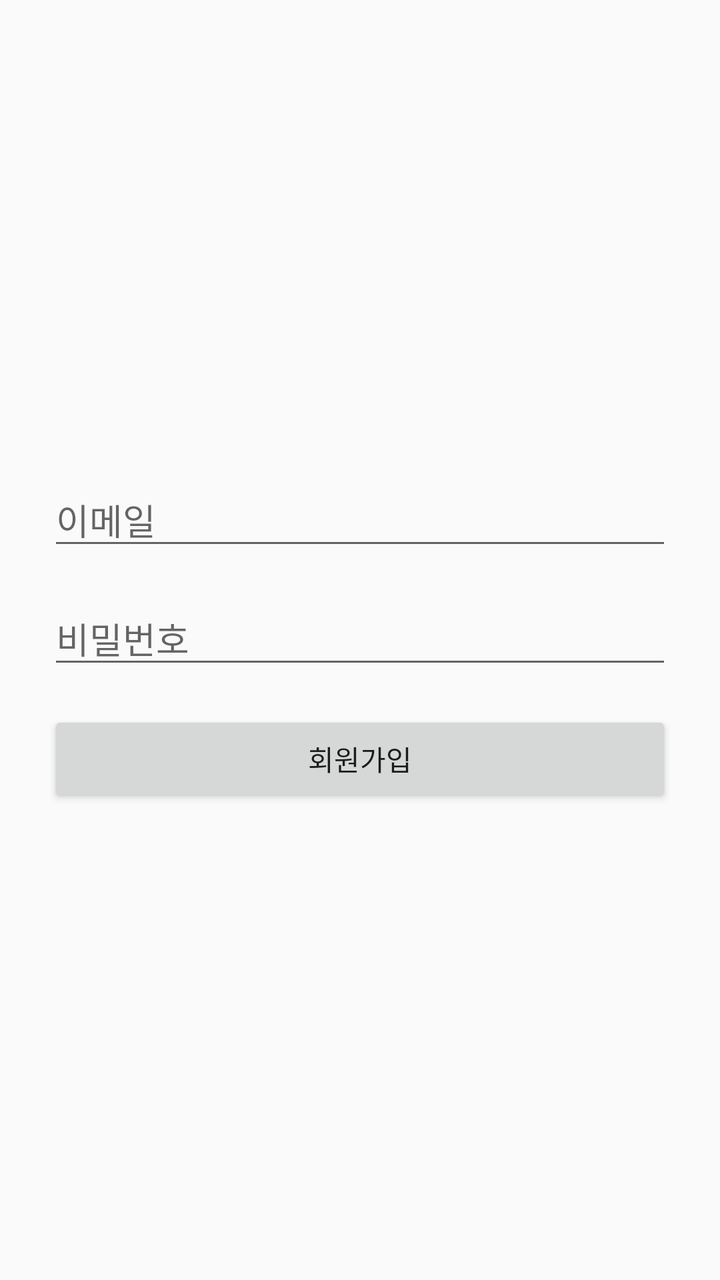
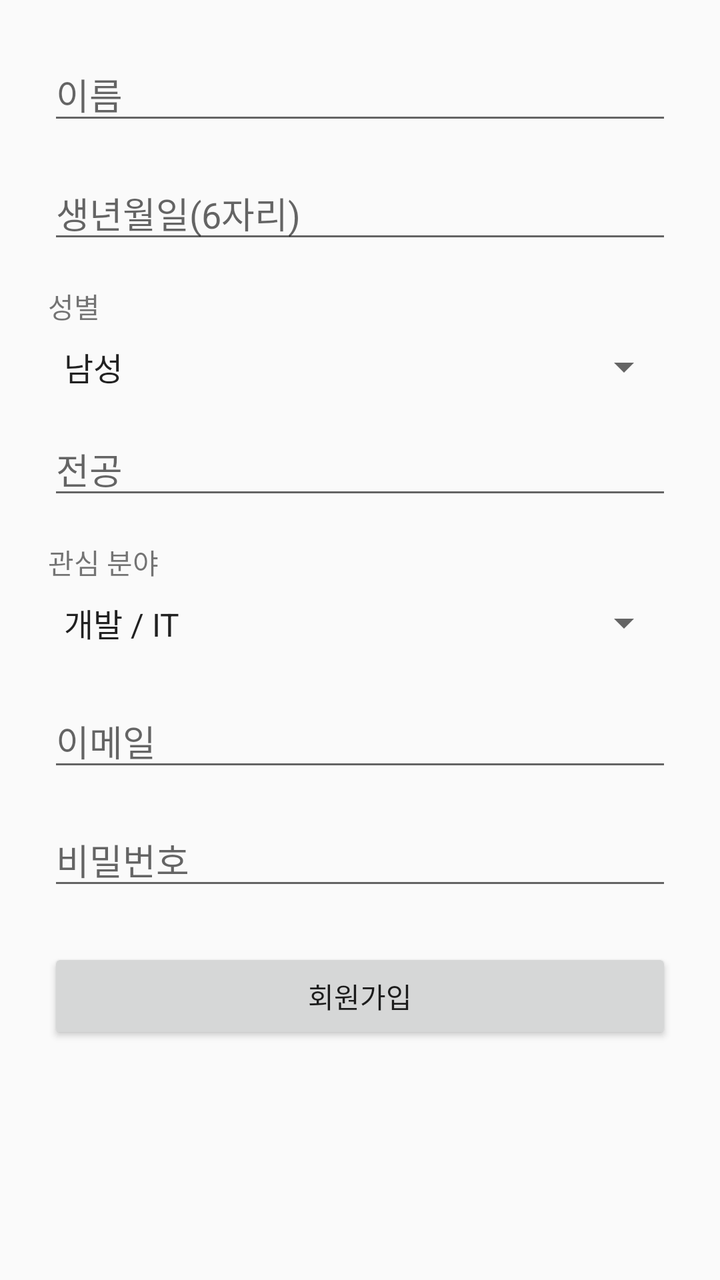

Compare the two renders of this Android layout. The source of the first and the diff that turns it into the second are given below.
<!-- AndroidManifest.xml: activity theme Theme.AppCompat.Light.NoActionBar -->
<!-- res/layout/activity_signup.xml -->
<?xml version="1.0" encoding="utf-8"?>
<LinearLayout xmlns:android="http://schemas.android.com/apk/res/android"
    android:layout_width="match_parent"
    android:layout_height="match_parent"
    android:orientation="vertical"
    android:padding="24dp"
    android:gravity="center">

    <EditText
        android:id="@+id/editEmail"
        android:layout_width="match_parent"
        android:layout_height="wrap_content"
        android:hint="이메일"
        android:inputType="textEmailAddress"
        android:layout_marginBottom="16dp" />

    <EditText
        android:id="@+id/editPassword"
        android:layout_width="match_parent"
        android:layout_height="wrap_content"
        android:hint="비밀번호"
        android:inputType="textPassword"
        android:layout_marginBottom="16dp" />

    <Button
        android:id="@+id/btnSignup"
        android:layout_width="match_parent"
        android:layout_height="wrap_content"
        android:text="회원가입" />
</LinearLayout>
<!-- resources referenced by this layout -->
<resources>

</resources>

<!-- the commit's change to res/layout/activity_signup.xml (unified diff, before → after) -->
@@ -1,30 +1,93 @@
 <?xml version="1.0" encoding="utf-8"?>
-<LinearLayout xmlns:android="http://schemas.android.com/apk/res/android"
+<ScrollView
+    xmlns:android="http://schemas.android.com/apk/res/android"
     android:layout_width="match_parent"
     android:layout_height="match_parent"
-    android:orientation="vertical"
-    android:padding="24dp"
-    android:gravity="center">
+    android:padding="24dp">
 
-    <EditText
-        android:id="@+id/editEmail"
+    <LinearLayout
         android:layout_width="match_parent"
         android:layout_height="wrap_content"
-        android:hint="이메일"
-        android:inputType="textEmailAddress"
-        android:layout_marginBottom="16dp" />
+        android:orientation="vertical">
 
-    <EditText
-        android:id="@+id/editPassword"
-        android:layout_width="match_parent"
-        android:layout_height="wrap_content"
-        android:hint="비밀번호"
-        android:inputType="textPassword"
-        android:layout_marginBottom="16dp" />
+        
+        <EditText
+            android:id="@+id/editName"
+            android:layout_width="match_parent"
+            android:layout_height="wrap_content"
+            android:hint="이름"
+            android:inputType="textPersonName"
+            android:layout_marginBottom="16dp"/>
 
-    <Button
-        android:id="@+id/btnSignup"
-        android:layout_width="match_parent"
-        android:layout_height="wrap_content"
-        android:text="회원가입" />
-</LinearLayout>
+        
+        <EditText
+            android:id="@+id/editBirth"
+            android:layout_width="match_parent"
+            android:layout_height="wrap_content"
+            android:hint="생년월일(6자리)"
+            android:inputType="number"
+            android:maxLength="6"
+            android:layout_marginBottom="16dp"/>
+
+        
+        <TextView
+            android:layout_width="wrap_content"
+            android:layout_height="wrap_content"
+            android:text="성별"
+            android:layout_marginBottom="8dp" />
+
+        <Spinner
+            android:id="@+id/spinnerGender"
+            android:layout_width="match_parent"
+            android:layout_height="wrap_content"
+            android:entries="@array/gender_options"
+            android:layout_marginBottom="16dp" />
+
+        
+        <EditText
+            android:id="@+id/editMajor"
+            android:layout_width="match_parent"
+            android:layout_height="wrap_content"
+            android:hint="전공"
+            android:inputType="text"
+            android:layout_marginBottom="16dp"/>
+
+        
+        <TextView
+            android:layout_width="wrap_content"
+            android:layout_height="wrap_content"
+            android:text="관심 분야"
+            android:layout_marginBottom="8dp" />
+
+        <Spinner
+            android:id="@+id/spinnerInterest"
+            android:layout_width="match_parent"
+            android:layout_height="wrap_content"
+            android:entries="@array/interest_options"
+            android:layout_marginBottom="24dp" />
+
+        
+        <EditText
+            android:id="@+id/editEmail"
+            android:layout_width="match_parent"
+            android:layout_height="wrap_content"
+            android:hint="이메일"
+            android:inputType="textEmailAddress"
+            android:layout_marginBottom="16dp" />
+
+        <EditText
+            android:id="@+id/editPassword"
+            android:layout_width="match_parent"
+            android:layout_height="wrap_content"
+            android:hint="비밀번호"
+            android:inputType="textPassword"
+            android:layout_marginBottom="24dp" />
+
+        
+        <Button
+            android:id="@+id/btnSignup"
+            android:layout_width="match_parent"
+            android:layout_height="wrap_content"
+            android:text="회원가입" />
+    </LinearLayout>
+</ScrollView>
<!-- resource entries referenced after the edit -->
@@ -1,5 +1,18 @@
 <!-- resources referenced by this layout -->
 <resources>
-
+  <string-array name="gender_options">
+          <item>남성</item>
+          <item>여성</item>
+      </string-array>
+  <string-array name="interest_options">
+          <item>개발 / IT</item>
+          <item>디자인</item>
+          <item>사무 / 경영</item>
+          <item>마케팅 / 기획</item>
+          <item>공공 / 행정</item>
+          <item>금융 / 보험</item>
+          <item>의료 / 보건</item>
+          <item>무역 / 물류</item>
+      </string-array>
 </resources>
 
